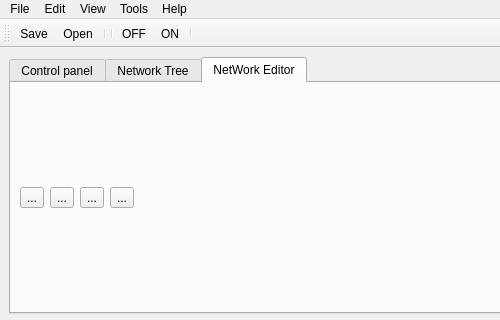
Old version of the form formManager.ui in the repository Kmayankkr/rcmanagerGSOC; both pictures show x 0 to 500 and y 0 to 320 of the 805 by 600 pixel window.
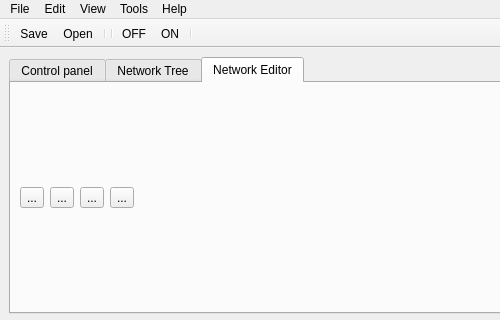
New version of the form. The open tabs and pages were chosen to show the change. Icons and pictures are not drawn.

Diff of the .ui file:
```diff
--- a/formManager.ui
+++ b/formManager.ui
@@ -303,7 +303,7 @@
       </widget>
       <widget class="QWidget" name="tab_2">
        <attribute name="title">
-        <string>NetWork Editor</string>
+        <string>Network Editor</string>
        </attribute>
        <layout class="QVBoxLayout" name="verticalLayout_2" stretch="0">
         <property name="spacing">
```
Left out of the diff: 4 changed lines with no effect on the pictures.
